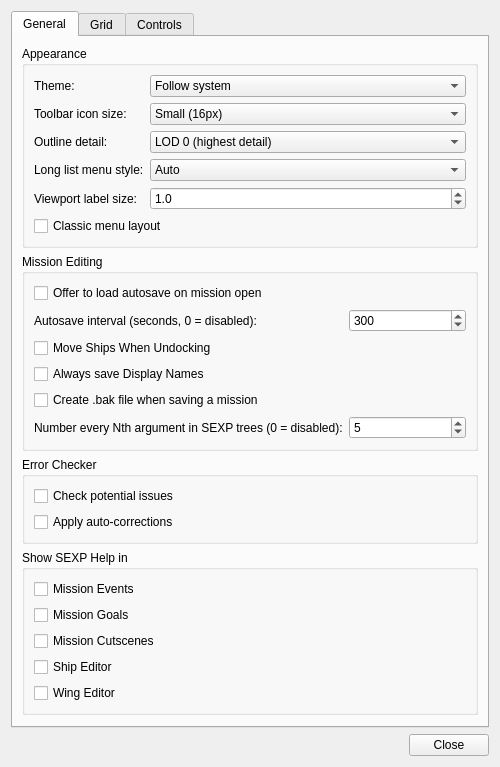
Qt form qtfred/ui/PreferencesDialog.ui (scp-fs2open/fs2open.github.com) before a commit.
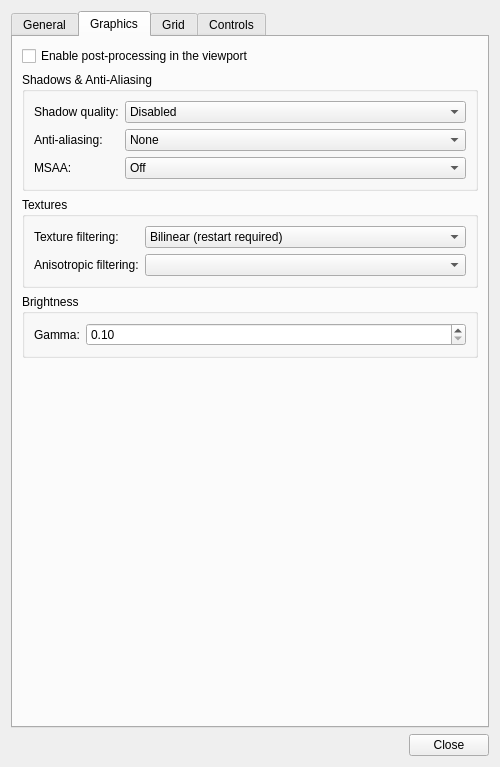
The same form after that commit. The open tabs and pages were chosen to show the change.

Commit message:
Add configurable graphics settings to Preferences dialog
Introduce post-processing, shadow quality, anti-aliasing, anisotropic filtering, texture filtering, MSAA, and gamma controls to qtFRED's Preferences. Ensures real-time application of certain settings and requires restart for others. Adjust graphics initialization to support baked settings before `gr_init()`. Update documentation to reflect these additions.

The edit to the form file:
```diff
--- a/qtfred/ui/PreferencesDialog.ui
+++ b/qtfred/ui/PreferencesDialog.ui
@@ -399,6 +399,249 @@
        </item>
       </layout>
      </widget>
+     <widget class="QWidget" name="graphicsTab">
+      <attribute name="title">
+       <string>Graphics</string>
+      </attribute>
+      <layout class="QVBoxLayout" name="graphicsLayout">
+       <item>
+        <widget class="QCheckBox" name="enablePostProcessing">
+         <property name="toolTip">
+          <string>Route the 3D viewport through the game's HDR post-processing pipeline (bloom, tonemapping, lightshafts) instead of drawing straight to the screen. The other settings on this tab only have a visible effect while this is on.</string>
+         </property>
+         <property name="text">
+          <string>Enable post-processing in the viewport</string>
+         </property>
+        </widget>
+       </item>
+       <item>
+        <widget class="QGroupBox" name="shadowsAAGroup">
+         <property name="title">
+          <string>Shadows &amp;&amp; Anti-Aliasing</string>
+         </property>
+         <layout class="QFormLayout" name="shadowsAALayout">
+          <item row="0" column="0">
+           <widget class="QLabel" name="shadowQualityLabel">
+            <property name="text">
+             <string>Shadow quality:</string>
+            </property>
+           </widget>
+          </item>
+          <item row="0" column="1">
+           <widget class="QComboBox" name="shadowQualityCombo">
+            <property name="toolTip">
+             <string>Quality of the shadows cast by the mission's sun in the viewport. Requires post-processing to be enabled. Restarting qtFRED is required for a change to take effect.</string>
+            </property>
+            <item>
+             <property name="text">
+              <string>Disabled</string>
+             </property>
+            </item>
+            <item>
+             <property name="text">
+              <string>Low (restart required)</string>
+             </property>
+            </item>
+            <item>
+             <property name="text">
+              <string>Medium (restart required)</string>
+             </property>
+            </item>
+            <item>
+             <property name="text">
+              <string>High (restart required)</string>
+             </property>
+            </item>
+            <item>
+             <property name="text">
+              <string>Ultra (restart required)</string>
+             </property>
+            </item>
+           </widget>
+          </item>
+          <item row="1" column="0">
+           <widget class="QLabel" name="aaModeLabel">
+            <property name="text">
+             <string>Anti-aliasing:</string>
+            </property>
+           </widget>
+          </item>
+          <item row="1" column="1">
+           <widget class="QComboBox" name="aaModeCombo">
+            <property name="toolTip">
+             <string>Post-process anti-aliasing mode used in the viewport. Requires post-processing to be enabled.</string>
+            </property>
+            <item>
+             <property name="text">
+              <string>None</string>
+             </property>
+            </item>
+            <item>
+             <property name="text">
+              <string>FXAA Low</string>
+             </property>
+            </item>
+            <item>
+             <property name="text">
+              <string>FXAA Medium</string>
+             </property>
+            </item>
+            <item>
+             <property name="text">
+              <string>FXAA High</string>
+             </property>
+            </item>
+            <item>
+             <property name="text">
+              <string>SMAA Low</string>
+             </property>
+            </item>
+            <item>
+             <property name="text">
+              <string>SMAA Medium</string>
+             </property>
+            </item>
+            <item>
+             <property name="text">
+              <string>SMAA High</string>
+             </property>
+            </item>
+            <item>
+             <property name="text">
+              <string>SMAA Ultra</string>
+             </property>
+            </item>
+           </widget>
+          </item>
+          <item row="2" column="0">
+           <widget class="QLabel" name="msaaLabel">
+            <property name="text">
+             <string>MSAA:</string>
+            </property>
+           </widget>
+          </item>
+          <item row="2" column="1">
+           <widget class="QComboBox" name="msaaCombo">
+            <property name="toolTip">
+             <string>Multisample anti-aliasing used for the viewport's 3D scene. Requires post-processing to be enabled. Restarting qtFRED is required for a change to take effect.</string>
+            </property>
+            <item>
+             <property name="text">
+              <string>Off</string>
+             </property>
+            </item>
+            <item>
+             <property name="text">
+              <string>4x (restart required)</string>
+             </property>
+            </item>
+            <item>
+             <property name="text">
+              <string>8x (restart required)</string>
+             </property>
+            </item>
+           </widget>
+          </item>
+         </layout>
+        </widget>
+       </item>
+       <item>
+        <widget class="QGroupBox" name="texturesGroup">
+         <property name="title">
+          <string>Textures</string>
+         </property>
+         <layout class="QFormLayout" name="texturesLayout">
+          <item row="0" column="0">
+           <widget class="QLabel" name="textureFilterLabel">
+            <property name="text">
+             <string>Texture filtering:</string>
+            </property>
+           </widget>
+          </item>
+          <item row="0" column="1">
+           <widget class="QComboBox" name="textureFilterCombo">
+            <property name="toolTip">
+             <string>Mipmap filtering used for textures. Restarting qtFRED is required for a change to take effect.</string>
+            </property>
+            <item>
+             <property name="text">
+              <string>Bilinear (restart required)</string>
+             </property>
+            </item>
+            <item>
+             <property name="text">
+              <string>Trilinear (restart required)</string>
+             </property>
+            </item>
+           </widget>
+          </item>
+          <item row="1" column="0">
+           <widget class="QLabel" name="anisotropyLabel">
+            <property name="text">
+             <string>Anisotropic filtering:</string>
+            </property>
+           </widget>
+          </item>
+          <item row="1" column="1">
+           <widget class="QComboBox" name="anisotropyCombo">
+            <property name="toolTip">
+             <string>Anisotropic texture filtering level. Restarting qtFRED is required for a change to take effect.</string>
+            </property>
+           </widget>
+          </item>
+         </layout>
+        </widget>
+       </item>
+       <item>
+        <widget class="QGroupBox" name="brightnessGroup">
+         <property name="title">
+          <string>Brightness</string>
+         </property>
+         <layout class="QFormLayout" name="brightnessLayout">
+          <item row="0" column="0">
+           <widget class="QLabel" name="gammaLabel">
+            <property name="text">
+             <string>Gamma:</string>
+            </property>
+           </widget>
+          </item>
+          <item row="0" column="1">
+           <widget class="QDoubleSpinBox" name="gammaSpin">
+            <property name="toolTip">
+             <string>Brightness of the viewport. qtFRED defaults this higher than the game since the viewport isn't normally tonemapped.</string>
+            </property>
+            <property name="decimals">
+             <number>2</number>
+            </property>
+            <property name="minimum">
+             <double>0.10</double>
+            </property>
+            <property name="maximum">
+             <double>5.00</double>
+            </property>
+            <property name="singleStep">
+             <double>0.05</double>
+            </property>
+           </widget>
+          </item>
+         </layout>
+        </widget>
+       </item>
+       <item>
+        <spacer name="graphicsSpacer">
+         <property name="orientation">
+          <enum>Qt::Vertical</enum>
+         </property>
+         <property name="sizeHint" stdset="0">
+          <size>
+           <width>20</width>
+           <height>40</height>
+          </size>
+         </property>
+        </spacer>
+       </item>
+      </layout>
+     </widget>
      <widget class="QWidget" name="gridTab">
       <attribute name="title">
        <string>Grid</string>
```
The commit also changes 11 other files.
